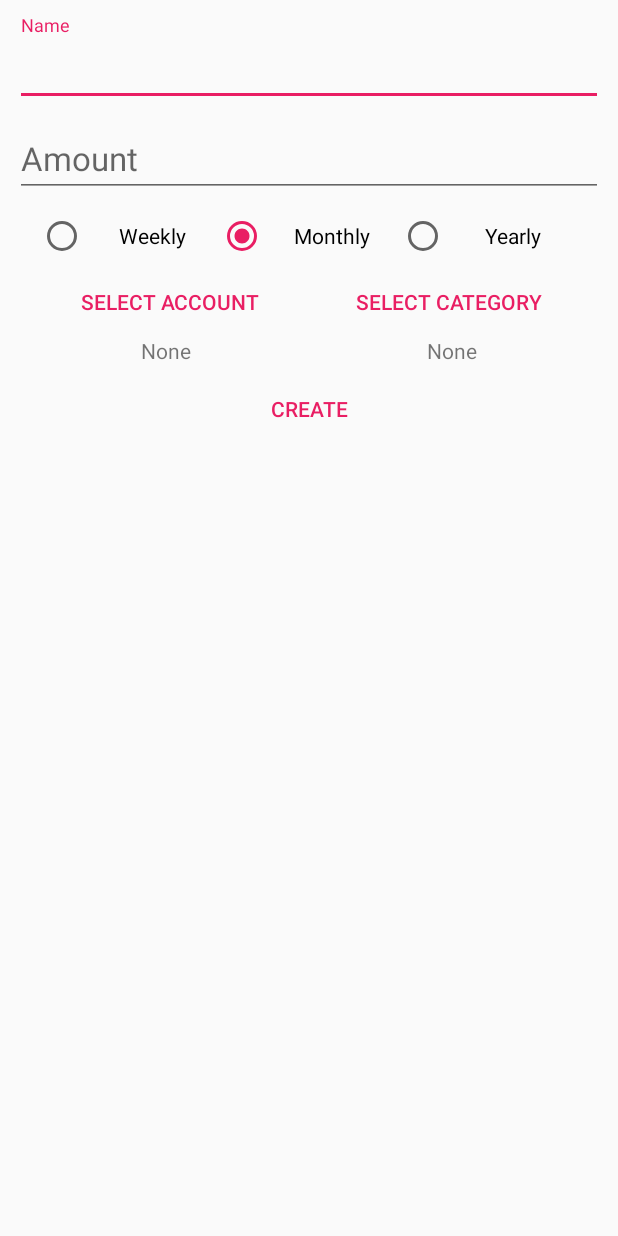
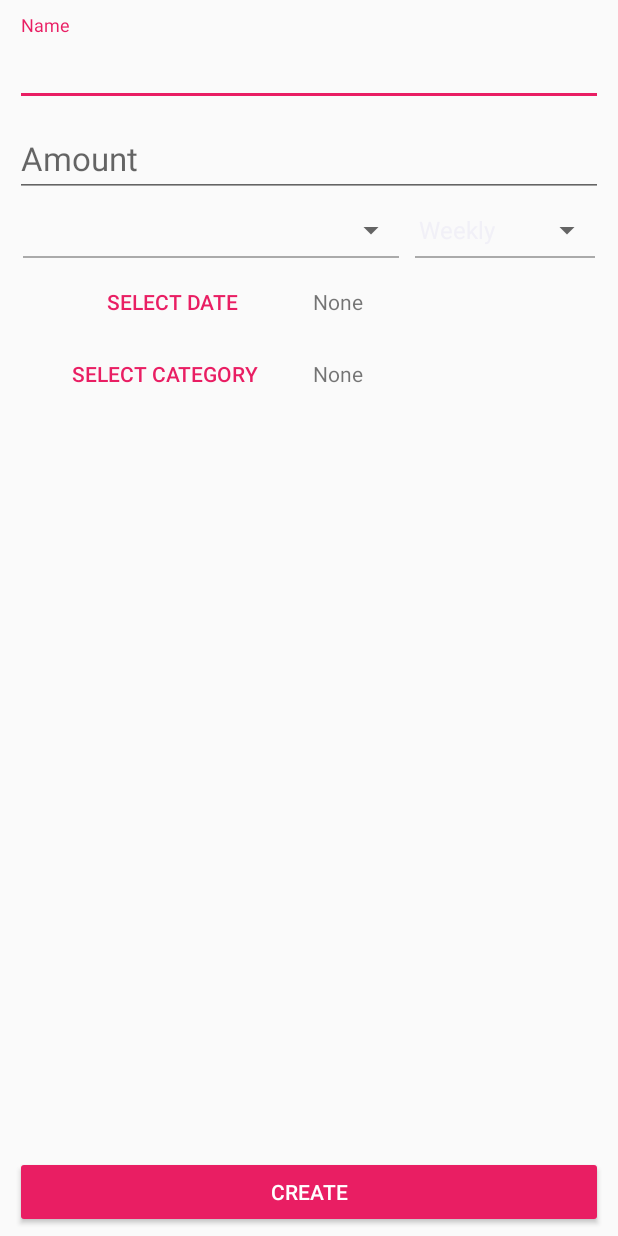
Before and after one commit to EliasDolinsek/cash-cockpit, an Android app: the AutoPayActivity screen opened directly, with no data from a screen before it, on a phone screen of 412 x 824 dp. Run offline under Robolectric (Android 15) with nearby library versions, the phone set to English and light mode, and no system bars; network calls fail.

Commit message:
Improved some layouts and fixed some bugs

```diff
--- a/app/src/main/java/com/dolinsek/elias/cashcockpit/AutoPayActivity.java
+++ b/app/src/main/java/com/dolinsek/elias/cashcockpit/AutoPayActivity.java
@@ -14,12 +14,16 @@ import android.text.TextWatcher;
 import android.view.Menu;
 import android.view.MenuItem;
 import android.view.View;
+import android.widget.AdapterView;
+import android.widget.ArrayAdapter;
 import android.widget.Button;
 import android.widget.RadioButton;
 import android.widget.RadioGroup;
+import android.widget.Spinner;
 import android.widget.TextView;
 
 import com.dolinsek.elias.cashcockpit.components.AutoPay;
+import com.dolinsek.elias.cashcockpit.components.BankAccount;
 import com.dolinsek.elias.cashcockpit.components.Bill;
 import com.dolinsek.elias.cashcockpit.components.Currency;
 import com.dolinsek.elias.cashcockpit.components.Database;
@@ -31,10 +35,10 @@ public class AutoPayActivity extends AppCompatActivity {
 
     private TextInputLayout mTilAutoPayName, mTilAmount;
     private TextInputEditText mEdtAutoPayName, mEdtAmount;
-    private Button mBtnSelectBankAccount, mBtnSelectSubcategory, mBtnCreate, mBtnDelete;
-    private TextView mTxvSelectedBankAccount, mTxvSelectedCategory;
-    private RadioGroup mRgAutoPayType;
-    private RadioButton mRbWeekly, mRbMonthly, mRbYearly;
+    private Button mBtnSelectSubcategory, mBtnSelectDate, mBtnCreate, mBtnDelete;
+    private TextView mTxvSelectedDate, mTxvSelectedCategory;
+
+    private Spinner mSpnSelectBankAccount, mSpnSelectAutoPayType;
 
     private AutoPay autoPay;
     private boolean editMode;
@@ -56,17 +60,47 @@ public class AutoPayActivity extends AppCompatActivity {
         mEdtAmount = (TextInputEditText) findViewById(R.id.edt_auto_pay_amount);
 
         mTxvSelectedCategory = (TextView) findViewById(R.id.txv_auto_pay_selected_category);
-        mTxvSelectedBankAccount = (TextView) findViewById(R.id.txv_auto_pay_selected_bank_account);
+        mTxvSelectedDate = (TextView) findViewById(R.id.txv_auto_pay_selected_date);
 
-        mBtnSelectBankAccount = (Button) findViewById(R.id.btn_auto_pay_select_bank_account);
         mBtnSelectSubcategory = (Button) findViewById(R.id.btn_auto_pay_select_subcategory);
+        mBtnSelectDate = (Button) findViewById(R.id.btn_auto_pay_select_date);
         mBtnCreate = (Button) findViewById(R.id.btn_auto_pay_create);
         mBtnDelete = (Button) findViewById(R.id.btn_auto_pay_delete);
 
-        mRbWeekly = (RadioButton) findViewById(R.id.rb_auto_pay_weekly);
-        mRbMonthly = (RadioButton) findViewById(R.id.rb_auto_pay_monthly);
-        mRbYearly = (RadioButton) findViewById(R.id.rb_auto_pay_yearly);
-        mRgAutoPayType = (RadioGroup) findViewById(R.id.rg_auto_pay_types);
+        mSpnSelectBankAccount = (Spinner) findViewById(R.id.spn_auto_pay_select_bank_account);
+        final ArrayAdapter<CharSequence> bankAccounts = new ArrayAdapter<CharSequence>(getApplicationContext(), android.R.layout.simple_spinner_item);
+        for(BankAccount bankAccount:Database.getBankAccounts()){
+            bankAccounts.add(bankAccount.getName());
+        }
+        bankAccounts.setDropDownViewResource(android.R.layout.simple_spinner_dropdown_item);
+        mSpnSelectBankAccount.setAdapter(bankAccounts);
+        mSpnSelectBankAccount.setOnItemSelectedListener(new AdapterView.OnItemSelectedListener() {
+            @Override
+            public void onItemSelected(AdapterView<?> adapterView, View view, int i, long l) {
+                autoPay.setBankAccount(Database.getBankAccounts().get(i));
+            }
+
+            @Override
+            public void onNothingSelected(AdapterView<?> adapterView) {
+
+            }
+        });
+
+        mSpnSelectAutoPayType = (Spinner) findViewById(R.id.spn_auto_pay_select_type);
+        final ArrayAdapter<CharSequence> autoPayTypes = new ArrayAdapter<CharSequence>(getApplicationContext(), android.R.layout.simple_spinner_item, getResources().getTextArray(R.array.auto_pay_types_array));
+        autoPayTypes.setDropDownViewResource(android.R.layout.simple_spinner_dropdown_item);
+        mSpnSelectAutoPayType.setAdapter(autoPayTypes);
+        mSpnSelectAutoPayType.setOnItemSelectedListener(new AdapterView.OnItemSelectedListener() {
+            @Override
+            public void onItemSelected(AdapterView<?> adapterView, View view, int i, long l) {
+                autoPay.setType(i);
+            }
+
+            @Override
+            public void onNothingSelected(AdapterView<?> adapterView) {
+
+            }
+        });
 
         if(getIntent().hasExtra(EXTRA_AUTO_PAY_INDEX)){
             autoPay = Database.getAutoPays().get(getIntent().getIntExtra(EXTRA_AUTO_PAY_INDEX, 0));
@@ -75,38 +109,16 @@ public class AutoPayActivity extends AppCompatActivity {
             mEdtAutoPayName.setText(autoPay.getName());
             mEdtAmount.setText(Currency.Factory.getActiveCurrency(getApplicationContext()).formatAmountToString(autoPay.getBill().getAmount()).replace(Currency.Factory.getActiveCurrency(getApplicationContext()).getSymbol(), ""));
 
-            mTxvSelectedBankAccount.setText(autoPay.getBankAccount().getName());
+            mTxvSelectedDate.setText(autoPay.getBankAccount().getName());
             mTxvSelectedCategory.setText(autoPay.getBill().getSubcategory().getName());
 
             mBtnCreate.setText(getResources().getString(R.string.btn_save));
             mBtnDelete.setVisibility(View.VISIBLE);
 
-            if(autoPay.getType() == AutoPay.TYPE_MONTHLY)
-                mRgAutoPayType.check(mRbMonthly.getId());
-            else if(autoPay.getType() == AutoPay.TYPE_WEEKLY)
-                mRgAutoPayType.check(mRbWeekly.getId());
-            else
-                mRgAutoPayType.check(mRbYearly.getId());
+            mSpnSelectAutoPayType.setSelection(autoPay.getType());
         } else {
             autoPay = new AutoPay(new Bill(0, "", Bill.TYPE_OUTPUT, null), AutoPay.TYPE_MONTHLY, "", null);
         }
-
-        //Shows dialog what allows the user to select a bank account
-        mBtnSelectBankAccount.setOnClickListener(new View.OnClickListener() {
-            @Override
-            public void onClick(View view) {
-                SelectBankAccountDialogFragment selectBankAccountDialogFragment = new SelectBankAccountDialogFragment();
-                selectBankAccountDialogFragment.setOnSelectListener(new DialogInterface.OnClickListener() {
-                    @Override
-                    public void onClick(DialogInterface dialogInterface, int i) {
-                        autoPay.setBankAccount(Database.getBankAccounts().get(i));
-                        mTxvSelectedBankAccount.setText(Database.getBankAccounts().get(i).getName());
-                    }
-                });
-
-                selectBankAccountDialogFragment.show(getSupportFragmentManager(), "select_autoPay");
-            }
-        });
 
         //Shows dialog what allows the user to select a subcategory
         mBtnSelectSubcategory.setOnClickListener(new View.OnClickListener() {
@@ -136,7 +148,7 @@ public class AutoPayActivity extends AppCompatActivity {
                 //Removes errors
                 mTilAutoPayName.setError(null);
                 mTilAmount.setError(null);
-                mTxvSelectedBankAccount.setTextColor(getResources().getColor(R.color.colorPrimaryTextColor));
+                mTxvSelectedDate.setTextColor(getResources().getColor(R.color.colorPrimaryTextColor));
                 mTxvSelectedCategory.setTextColor(getResources().getColor(R.color.colorPrimaryTextColor));
 
                 if(mEdtAutoPayName.getText().toString().trim().equals("")){
@@ -144,7 +156,7 @@ public class AutoPayActivity extends AppCompatActivity {
                 } else if(mEdtAmount.getText().toString().equals("")){
                     mTilAmount.setError(getResources().getString(R.string.label_enter_amount));
                 } else if(autoPay.getBankAccount() == null){
-                    mTxvSelectedBankAccount.setText(getResources().getString(R.string.label_need_to_select_bank_account));
+                    mTxvSelectedDate.setText(getResources().getString(R.string.label_need_to_select_bank_account));
                 } else if(autoPay.getBill().getSubcategory() == null){
                     mTxvSelectedCategory.setText(getResources().getString(R.string.label_need_to_select_category));
                 } else {
@@ -152,19 +164,9 @@ public class AutoPayActivity extends AppCompatActivity {
                     //Gets amount
                     long amount = ((long) (Double.valueOf(mEdtAmount.getText().toString()) * 100));
 
-                    //Gets type
-                    int type = AutoPay.TYPE_MONTHLY;
-                    if(mRgAutoPayType.getCheckedRadioButtonId() != -1){
-                        if(mRbWeekly.getId() == mRgAutoPayType.getCheckedRadioButtonId())
-                            type = AutoPay.TYPE_WEEKLY;
-                        else if(mRbMonthly.getId() == mRgAutoPayType.getCheckedRadioButtonId())
-                            type = AutoPay.TYPE_MONTHLY;
-                    }
-
                     //Sets changes
                     autoPay.setName(mEdtAutoPayName.getText().toString());
                     autoPay.getBill().setAmount(amount);
-                    autoPay.setType(type);
 
                     if(editMode){
                         autoPay.getBill().setSubcategory(subcategoryPlaceholder == null ? autoPay.getBill().getSubcategory() : subcategoryPlaceholder);
@@ -188,6 +190,13 @@ public class AutoPayActivity extends AppCompatActivity {
                 DeleteAutoPayDialogFragment deleteAutoPayDialogFragment = new DeleteAutoPayDialogFragment();
                 deleteAutoPayDialogFragment.setAutoPay(autoPay);
                 deleteAutoPayDialogFragment.show(getSupportFragmentManager(), "delete_auto_pay");
+            }
+        });
+
+        mBtnSelectDate.setOnClickListener(new View.OnClickListener() {
+            @Override
+            public void onClick(View view) {
+
             }
         });
 
--- a/app/src/main/java/com/dolinsek/elias/cashcockpit/CockpitFragment.java
+++ b/app/src/main/java/com/dolinsek/elias/cashcockpit/CockpitFragment.java
@@ -173,12 +173,6 @@ public class CockpitFragment extends Fragment {
 
                 hideKeyboard();
                 selectSubcategoryDialogFragment.show(getFragmentManager(), "select_category");
-
-                //Reloads Fragment if there are no categories so that the bill get added correctly
-                if(Database.getPrimaryCategories().size() == 0){
-                    FragmentTransaction fragmentTransaction = getActivity().getSupportFragmentManager().beginTransaction();
-                    fragmentTransaction.detach(CockpitFragment.this).attach(CockpitFragment.this).commit();
-                }
             }
         });
 
--- a/app/src/main/res/layout/activity_auto_pay.xml
+++ b/app/src/main/res/layout/activity_auto_pay.xml
@@ -1,19 +1,12 @@
 <?xml version="1.0" encoding="utf-8"?>
-<ScrollView xmlns:android="http://schemas.android.com/apk/res/android"
-    xmlns:tools="http://schemas.android.com/tools"
-    android:layout_width="match_parent"
-    android:layout_height="match_parent"
-    tools:context="com.dolinsek.elias.cashcockpit.AutoPayActivity"
-    android:orientation="vertical">
-
-    <LinearLayout
-        android:layout_width="match_parent"
+<LinearLayout android:layout_width="match_parent"
     android:layout_height="match_parent"
     android:orientation="vertical"
     android:paddingTop="10dp"
     android:paddingStart="10dp"
     android:paddingEnd="10dp"
-        android:paddingBottom="5dp">
+    android:paddingBottom="5dp"
+    xmlns:android="http://schemas.android.com/apk/res/android">
 
 
     <android.support.design.widget.TextInputLayout
@@ -50,93 +43,104 @@
 
     </android.support.design.widget.TextInputLayout>
 
-
-        <RadioGroup
-            android:id="@+id/rg_auto_pay_types"
+    <LinearLayout
         android:layout_width="match_parent"
         android:layout_height="wrap_content"
-            android:orientation="horizontal"
-            android:gravity="center"
-            android:layout_marginTop="10dp"
-            android:layout_marginStart="15dp"
-            android:layout_marginEnd="15dp"
-            android:weightSum="9">
+        android:weightSum="3"
+        android:layout_marginTop="10dp">
 
-            <RadioButton
-                android:id="@+id/rb_auto_pay_weekly"
-                android:text="@string/label_weekly"
+        <LinearLayout
             android:layout_width="0dp"
             android:layout_height="wrap_content"
-                android:layout_weight="3"
-                android:textAlignment="center" />
+            android:layout_weight="2"
+            android:orientation="vertical">
 
-            <RadioButton
-                android:id="@+id/rb_auto_pay_monthly"
-                android:text="@string/label_monthly"
+            <Spinner
+                android:id="@+id/spn_auto_pay_select_bank_account"
+                android:layout_width="match_parent"
+                android:layout_height="wrap_content"
+                android:layout_gravity="center_vertical"/>
+
+            <View
+                android:layout_width="match_parent"
+                android:layout_height="1dp"
+                android:background="@android:color/darker_gray"
+                android:layout_marginTop="5dp"
+                android:layout_marginStart="5dp"
+                android:layout_marginEnd="5dp"/>
+        </LinearLayout>
+
+        <LinearLayout
             android:layout_width="0dp"
             android:layout_height="wrap_content"
-                android:layout_weight="3"
-                android:textAlignment="center"
-                android:checked="true"/>
+            android:layout_weight="1"
+            android:orientation="vertical">
 
-            <RadioButton
-                android:id="@+id/rb_auto_pay_yearly"
-                android:text="@string/label_yearly"
-                android:layout_width="0dp"
+            <Spinner
+                android:id="@+id/spn_auto_pay_select_type"
+                android:layout_width="match_parent"
                 android:layout_height="wrap_content"
-                android:layout_weight="3"
-                android:textAlignment="center"/>
-        </RadioGroup>
+                android:layout_gravity="center_vertical"/>
+
+            <View
+                android:layout_width="match_parent"
+                android:layout_height="1dp"
+                android:background="@android:color/darker_gray"
+                android:layout_marginTop="5dp"
+                android:layout_marginStart="5dp"
+                android:layout_marginEnd="5dp"/>
+        </LinearLayout>
+    </LinearLayout>
 
     <LinearLayout
         android:layout_width="match_parent"
         android:layout_height="wrap_content"
         android:layout_margin="5dp"
+        android:orientation="vertical">
+
+        <LinearLayout
+            android:layout_width="match_parent"
+            android:layout_height="wrap_content"
             android:orientation="horizontal">
 
-            <LinearLayout
+            <Button
+                android:id="@+id/btn_auto_pay_select_date"
+                style="@style/Widget.AppCompat.Button.Borderless.Colored"
                 android:layout_width="0dp"
                 android:layout_height="wrap_content"
+                android:layout_marginStart="5dp"
                 android:layout_weight="5"
-                android:orientation="vertical">
-
-                <Button
-                    android:id="@+id/btn_auto_pay_select_bank_account"
-                    style="@style/Widget.AppCompat.Button.Borderless.Colored"
-                    android:layout_width="match_parent"
-                    android:layout_height="45dp"
-                    android:layout_marginStart="5dp"
-                    android:text="@string/btn_select_bank_account" />
+                android:text="@string/btn_select_date" />
 
             <TextView
-                    android:id="@+id/txv_auto_pay_selected_bank_account"
+                android:id="@+id/txv_auto_pay_selected_date"
                 android:text="@string/label_none"
-                    android:layout_width="match_parent"
+                android:layout_width="0dp"
                 android:layout_height="wrap_content"
-                    android:textAlignment="center"/>
+                android:layout_weight="5" />
 
         </LinearLayout>
 
         <LinearLayout
-                android:layout_width="0dp"
+            android:layout_width="match_parent"
             android:layout_height="wrap_content"
-                android:layout_weight="5"
-                android:orientation="vertical">
+            android:orientation="horizontal">
 
             <Button
                 android:id="@+id/btn_auto_pay_select_subcategory"
                 style="@style/Widget.AppCompat.Button.Borderless.Colored"
-                    android:layout_width="match_parent"
-                    android:layout_height="45dp"
+                android:layout_width="0dp"
+                android:layout_height="wrap_content"
+                android:layout_weight="5"
                 android:text="@string/btn_select_category"
                 android:layout_marginEnd="5dp"/>
 
             <TextView
                 android:id="@+id/txv_auto_pay_selected_category"
                 android:text="@string/label_none"
-                    android:layout_width="match_parent"
+                android:layout_width="0dp"
                 android:layout_height="wrap_content"
-                    android:textAlignment="center" />
+                android:layout_weight="5" />
 
         </LinearLayout>
 
@@ -144,17 +148,16 @@
 
     <LinearLayout
         android:layout_width="match_parent"
-            android:layout_height="0dp"
-            android:layout_weight="10"
-            android:orientation="horizontal">
+        android:layout_height="match_parent"
+        android:orientation="horizontal"
+        android:gravity="bottom">
 
         <Button
             android:id="@+id/btn_auto_pay_create"
-                style="@style/Widget.AppCompat.Button.Borderless.Colored"
+            style="@style/Widget.AppCompat.Button.Colored"
             android:layout_width="0dp"
             android:layout_height="wrap_content"
             android:layout_weight="5"
-                android:layout_gravity="bottom"
             android:text="@string/btn_create" />
 
         <Button
@@ -163,12 +166,9 @@
             android:layout_width="0dp"
             android:layout_height="wrap_content"
             android:layout_weight="5"
-                android:layout_gravity="bottom"
             android:text="@string/btn_delete"
             android:visibility="gone"/>
 
     </LinearLayout>
 
 </LinearLayout>
-
-</ScrollView>
--- a/app/src/main/res/layout/activity_bank_account.xml
+++ b/app/src/main/res/layout/activity_bank_account.xml
@@ -71,7 +71,7 @@
             android:layout_weight="5"
             android:id="@+id/btn_bank_account_create"
             android:text="@string/btn_create"
-            style="@style/Widget.AppCompat.Button.Borderless.Colored"/>
+            style="@style/Widget.AppCompat.Button.Colored"/>
 
         <Button
             android:layout_width="wrap_content"
--- a/app/src/main/res/layout/activity_category.xml
+++ b/app/src/main/res/layout/activity_category.xml
@@ -71,7 +71,7 @@
             android:layout_height="wrap_content"
             android:layout_weight="5"
             android:text="@string/btn_save"
-            style="@style/Widget.AppCompat.Button.Borderless.Colored"/>
+            style="@style/Widget.AppCompat.Button.Colored"/>
 
         <Button
             android:layout_width="wrap_content"
--- a/app/src/main/res/layout/fragment_cockpit.xml
+++ b/app/src/main/res/layout/fragment_cockpit.xml
@@ -146,7 +146,7 @@
             android:layout_width="0dp"
             android:layout_height="wrap_content"
             android:layout_weight="5"
-            style="@style/Widget.AppCompat.Button.Borderless.Colored"/>
+            style="@style/Widget.AppCompat.Button.Colored"/>
 
         <Button
             android:id="@+id/btn_cockpit_delete"
--- a/app/src/main/res/values/strings.xml
+++ b/app/src/main/res/values/strings.xml
@@ -66,7 +66,7 @@
     <string name="dialog_title_create_subcategory">Create Subcategory</string>
     <string name="label_category_name_already_exists">This name already exits!</string>
     <string name="label_more_goal_amount">Too less!</string>
-    <string name="dialog_msg_delete_primary_category">Delete Category including all associated AutoPays?</string>
+    <string name="dialog_msg_delete_primary_category">Delete Category including all associated Bills and AutoPays?</string>
     <string name="dialog_title_edit_subcategory">Edit Subcategory</string>
     <string name="btn_create_autopay">Create Autopay</string>
     <string name="label_unknown">Unknown</string>
@@ -77,7 +77,7 @@
     <string name="label_amount">Amount</string>
     <string name="label_bank_account_already_exits">Bank account already exists!</string>
     <string name="btn_select_category">Select Category</string>
-    <string name="btn_select_bank_account">Select Account</string>
+    <string name="btn_select_date">Select Date</string>
     <string name="hint_amount">Amount</string>
     <string name="hint_auto_pay_name">Name</string>
     <string name="btn_select">Select</string>
@@ -130,6 +130,12 @@
         <item>Highest price first</item>
     </array>
 
+    <array name="auto_pay_types_array">
+        <item>@string/label_weekly</item>
+        <item>@string/label_monthly</item>
+        <item>@string/label_yearly</item>
+    </array>
+
     <!--TODO delete-->
     <string name="label_bank_account_euros">Euros</string>
     <string name="label_bank_account_cents">Cents</string>
```
Also changed, not shown: app/src/main/java/com/dolinsek/elias/cashcockpit/CategoryActivity.java (+15 -1 lines), app/src/main/java/com/dolinsek/elias/cashcockpit/SelectSubcategoryDialogFragment.java (+3 -27 lines). Lines whose indentation alone changed are shown as unchanged.
